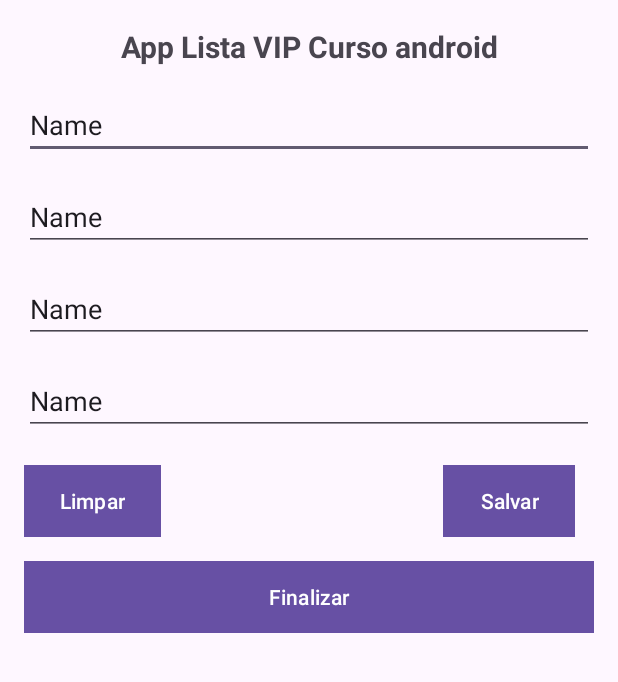
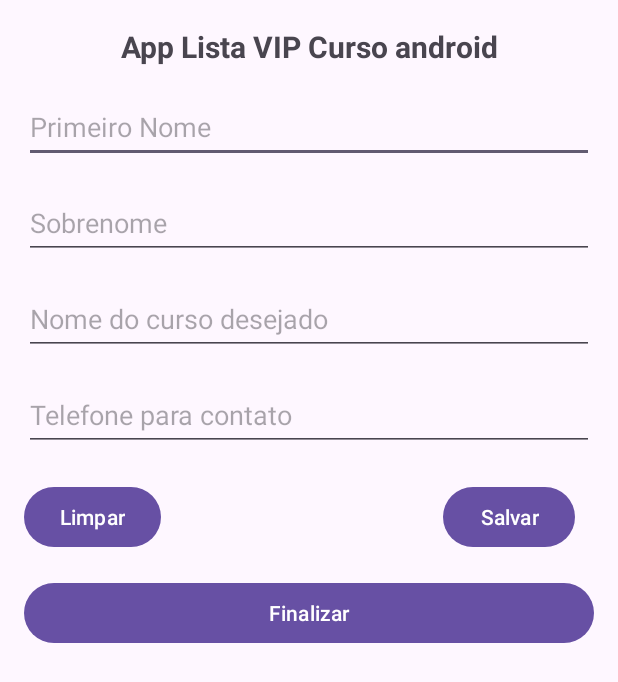
Before and after one commit to FernandoBordinCorrea/AppListaCurso, an Android app: the screen it shows after launch (MainActivity), on a phone screen of 412 x 824 dp. Shown: the top 682 px of the screen. Run offline under Robolectric (Android 15) with nearby library versions, the phone set to English and light mode, and no system bars.

Commit message:
Continuação do Layout (Correção de erros)

```diff
--- a/app/src/main/res/layout/activity_main.xml
+++ b/app/src/main/res/layout/activity_main.xml
@@ -8,10 +8,10 @@
     tools:context=".MainActivity">
 
     <TextView
-        android:id="@+id/textView2"
+        android:id="@+id/txtTitulo"
         android:layout_width="wrap_content"
         android:layout_height="wrap_content"
-        android:text="App Lista VIP Curso android"
+        android:text="@string/txt_titulo"
         android:textSize="20sp"
         android:textStyle="bold"
         app:layout_constraintBottom_toBottomOf="parent"
@@ -21,93 +21,90 @@
         app:layout_constraintVertical_bias="0.022" />
 
     <EditText
-        android:id="@+id/editTextText2"
+        android:id="@+id/editPrimeiroNome"
         android:layout_width="match_parent"
-        android:layout_height="wrap_content"
+        android:layout_height="48dp"
         android:layout_margin="16dp"
         android:layout_marginTop="152dp"
         android:ems="10"
-        android:hint="Primeiro Nome"
+        android:hint="@string/txt_hint_edit_primeiro_nome"
+        android:importantForAutofill="no"
         android:inputType="text"
-        android:text="Name"
         app:layout_constraintEnd_toEndOf="parent"
         app:layout_constraintStart_toStartOf="parent"
-        app:layout_constraintTop_toBottomOf="@+id/textView2" />
+        app:layout_constraintTop_toBottomOf="@+id/txtTitulo" />
 
     <EditText
-        android:id="@+id/editTextText4"
+        android:id="@+id/editCurso"
         android:layout_width="match_parent"
-        android:layout_height="wrap_content"
+        android:layout_height="48dp"
         android:layout_margin="16dp"
         android:layout_marginTop="16dp"
         android:ems="10"
-        android:hint="Nome do curso desejado"
+        android:hint="@string/txt_hint_edit_nome_curso"
+        android:importantForAutofill="no"
         android:inputType="text"
-        android:text="Name"
         app:layout_constraintEnd_toEndOf="parent"
         app:layout_constraintStart_toStartOf="parent"
-        app:layout_constraintTop_toBottomOf="@+id/editTextText3" />
+        app:layout_constraintTop_toBottomOf="@+id/editSobrenome" />
 
     <EditText
-        android:id="@+id/editTextText5"
+        android:id="@+id/editTelefone"
         android:layout_width="match_parent"
-        android:layout_height="wrap_content"
+        android:layout_height="48dp"
         android:layout_margin="16dp"
         android:layout_marginTop="16dp"
         android:ems="10"
-        android:hint="Telefone para contato"
+        android:hint="@string/txt_hint_edit_telefone"
+        android:importantForAutofill="no"
         android:inputType="text"
-        android:text="Name"
         app:layout_constraintEnd_toEndOf="parent"
         app:layout_constraintStart_toStartOf="parent"
-        app:layout_constraintTop_toBottomOf="@+id/editTextText4" />
+        app:layout_constraintTop_toBottomOf="@+id/editCurso" />
 
     <EditText
-        android:id="@+id/editTextText3"
+        android:id="@+id/editSobrenome"
         android:layout_width="match_parent"
-        android:layout_height="wrap_content"
+        android:layout_height="48dp"
         android:layout_margin="16dp"
         android:layout_marginTop="16dp"
         android:ems="10"
-        android:hint="Sobrenome"
+        android:hint="@string/txt_edit_sobrenome"
+        android:importantForAutofill="no"
         android:inputType="text"
-        android:text="Name"
         app:layout_constraintEnd_toEndOf="parent"
         app:layout_constraintStart_toStartOf="parent"
-        app:layout_constraintTop_toBottomOf="@+id/editTextText2" />
+        app:layout_constraintTop_toBottomOf="@+id/editPrimeiroNome" />
 
     <Button
-        android:id="@+id/button"
+        android:id="@+id/btnLimpar"
         android:layout_width="wrap_content"
         android:layout_height="wrap_content"
         android:layout_marginStart="16dp"
         android:layout_marginTop="20dp"
-        android:background="@color/corBotoes"
-        android:text="Limpar"
+        android:text="@string/txt_btn_limpar"
         app:layout_constraintStart_toStartOf="parent"
-        app:layout_constraintTop_toBottomOf="@+id/editTextText5" />
+        app:layout_constraintTop_toBottomOf="@+id/editTelefone" />
 
     <Button
-        android:id="@+id/button2"
+        android:id="@+id/btnSalvar"
         android:layout_width="wrap_content"
         android:layout_height="wrap_content"
         android:layout_marginStart="188dp"
         android:layout_marginTop="20dp"
-        android:background="@color/corBotoes"
-        android:text="Salvar"
-        app:layout_constraintStart_toEndOf="@+id/button"
-        app:layout_constraintTop_toBottomOf="@+id/editTextText5" />
+        android:text="@string/txt_btn_salvar"
+        app:layout_constraintStart_toEndOf="@+id/btnLimpar"
+        app:layout_constraintTop_toBottomOf="@+id/editTelefone" />
 
     <Button
-        android:id="@+id/button3"
+        android:id="@+id/btnFinalizar"
         android:layout_width="match_parent"
         android:layout_height="wrap_content"
         android:layout_margin="16dp"
         android:layout_marginTop="52dp"
-        android:background="@color/corBotoes"
-        android:text="Finalizar"
+        android:text="@string/txt_btn_finalizar"
         app:layout_constraintEnd_toEndOf="parent"
         app:layout_constraintStart_toStartOf="parent"
-        app:layout_constraintTop_toBottomOf="@+id/button2" />
+        app:layout_constraintTop_toBottomOf="@+id/btnSalvar" />
 
 </androidx.constraintlayout.widget.ConstraintLayout>
--- a/app/src/main/res/values/strings.xml
+++ b/app/src/main/res/values/strings.xml
@@ -1,3 +1,11 @@
 <resources>
     <string name="app_name">AppListaCurso</string>
+    <string name="txt_titulo">App Lista VIP Curso android</string>
+    <string name="txt_hint_edit_primeiro_nome">Primeiro Nome</string>
+    <string name="txt_hint_edit_nome_curso">Nome do curso desejado</string>
+    <string name="txt_hint_edit_telefone">Telefone para contato</string>
+    <string name="txt_edit_sobrenome">Sobrenome</string>
+    <string name="txt_btn_limpar">Limpar</string>
+    <string name="txt_btn_salvar">Salvar</string>
+    <string name="txt_btn_finalizar">Finalizar</string>
 </resources>
```
